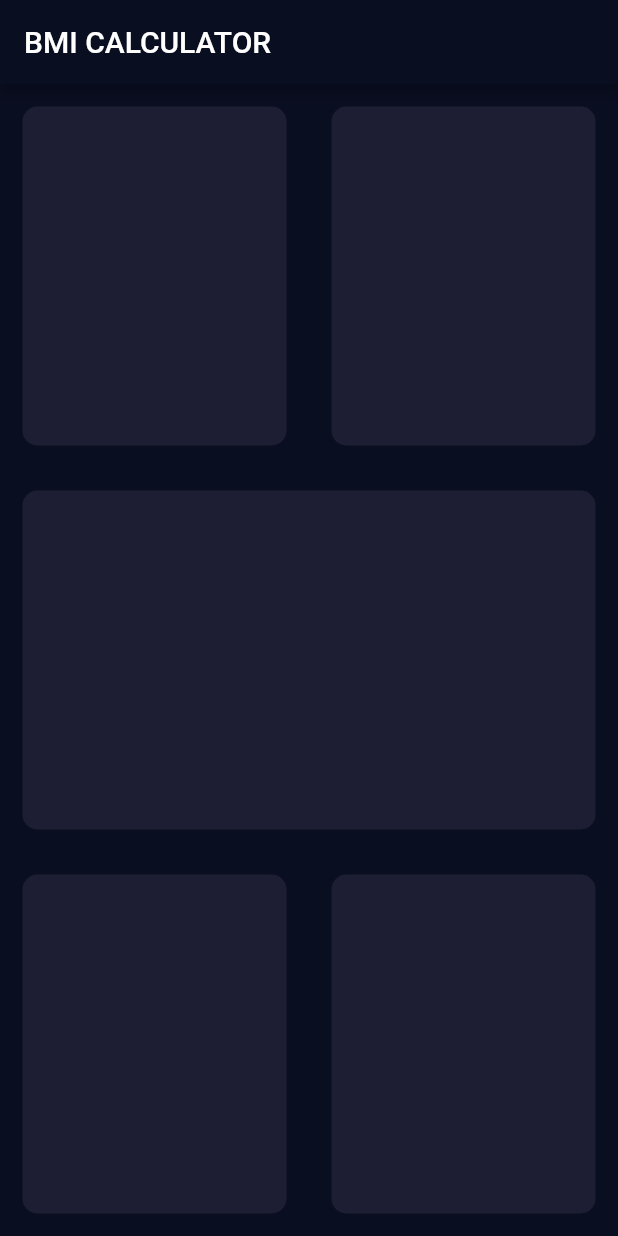
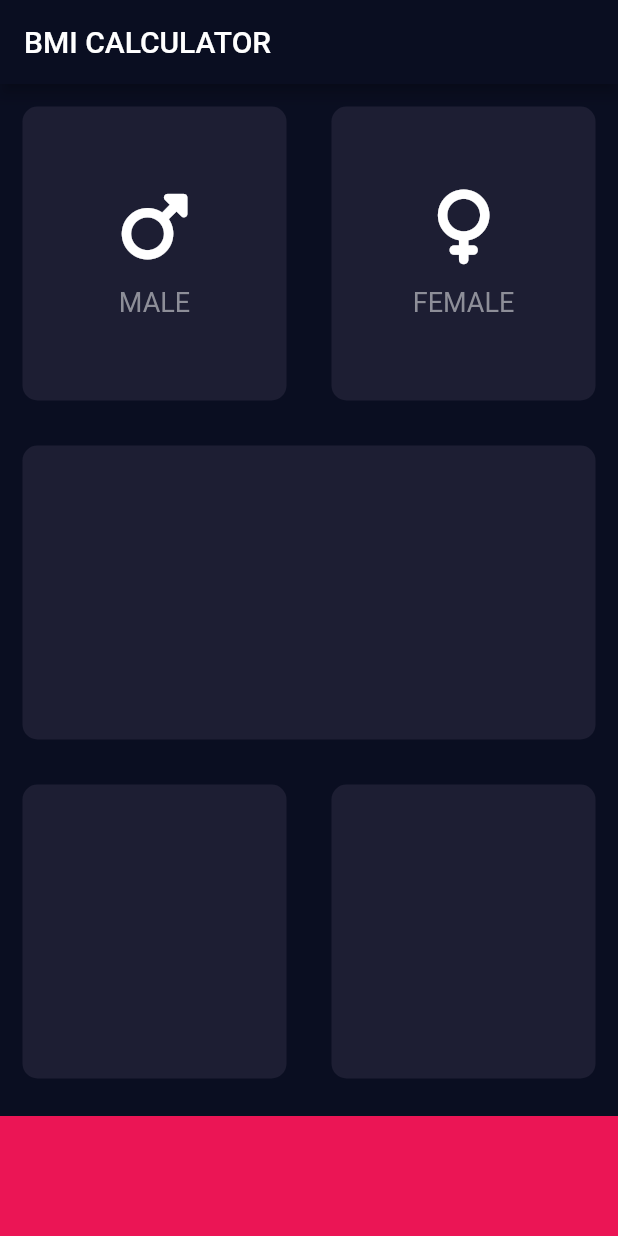
Before and after one commit to Obada-Badee/ud_BMI_Calculator, a Flutter app: the screen it shows after launch, on a phone screen of 412 x 824 dp. Run offline on Flutter 3.47's test engine with Material 2 defaults, Android fonts, the phone set to English and light mode, and no system bars; our stand-ins replace font_awesome_flutter.

Commit message:
video 5 Done

```diff
--- /dev/null
+++ b/lib/icon_content.dart
@@ -0,0 +1,33 @@
+import 'package:flutter/material.dart';
+
+class reusableCardInfo extends StatelessWidget {
+  final textColor = Color(0xFF8D8E98);
+
+  final IconData cardIcon;
+  final String cardText;
+
+  reusableCardInfo({required this.cardIcon, required this.cardText});
+
+  @override
+  Widget build(BuildContext context) {
+    return Column(
+      mainAxisAlignment: MainAxisAlignment.center,
+      children: [
+        Icon(
+          cardIcon,
+          size: 50.0,
+        ),
+        SizedBox(
+          height: 15.0,
+        ),
+        Text(
+          cardText,
+          style: TextStyle(
+            fontSize: 18.0,
+            color: textColor,
+          ),
+        )
+      ],
+    );
+  }
+}
--- a/lib/input_score.dart
+++ b/lib/input_score.dart
@@ -1,6 +1,12 @@
-// ignore_for_file: must_be_immutable, use_key_in_widget_constructors, prefer_const_constructors, prefer_const_constructors_in_immutables
+import 'package:flutter/material.dart';
+import 'package:font_awesome_flutter/font_awesome_flutter.dart';
 
-import 'package:flutter/material.dart';
+import 'icon_content.dart';
+import 'reusable_card.dart';
+
+const bottomContainerHeight = 80.0;
+const activeCrdColor = Color(0XFF1D1E33);
+const bottomContainerColor = Color(0xFFEB1555);
 
 class InputPage extends StatefulWidget {
   @override
@@ -12,7 +18,7 @@ class _InputPageState extends State<InputPage> {
   Widget build(BuildContext context) {
     return Scaffold(
       appBar: AppBar(
-        title: Text('BMI CALCULATOR'),
+        title: const Text('BMI CALCULATOR'),
       ),
       body: Column(
         children: [
@@ -22,12 +28,20 @@ class _InputPageState extends State<InputPage> {
               children: [
                 Expanded(
                   child: ReusableCard(
-                    colour: Color(0XFF1D1E33),
+                    colour: activeCrdColor,
+                    cardChild: reusableCardInfo(
+                      cardIcon: FontAwesomeIcons.mars,
+                      cardText: 'MALE',
+                    ),
                   ),
                 ),
                 Expanded(
                   child: ReusableCard(
-                    colour: Color(0XFF1D1E33),
+                    cardChild: reusableCardInfo(
+                      cardIcon: FontAwesomeIcons.venus,
+                      cardText: 'FEMALE',
+                    ),
+                    colour: activeCrdColor,
                   ),
                 )
               ],
@@ -35,7 +49,8 @@ class _InputPageState extends State<InputPage> {
           ),
           Expanded(
             child: ReusableCard(
-              colour: Color(0XFF1D1E33),
+              cardChild: Container(),
+              colour: activeCrdColor,
             ),
           ),
           Expanded(
@@ -43,37 +58,32 @@ class _InputPageState extends State<InputPage> {
               children: [
                 Expanded(
                   child: ReusableCard(
-                    colour: Color(0XFF1D1E33),
+                    cardChild: Container(),
+                    colour: activeCrdColor,
                   ),
                 ),
                 Expanded(
                   child: ReusableCard(
-                    colour: Color(0XFF1D1E33),
+                    cardChild: Container(),
+                    colour: activeCrdColor,
                   ),
                 )
               ],
             ),
-          )
+          ),
+          Container(
+            color: bottomContainerColor,
+            width: double.infinity,
+            height: bottomContainerHeight,
+            margin: const EdgeInsets.only(top: 10.0),
+          ),
         ],
       ),
     );
   }
 }
 
-class ReusableCard extends StatelessWidget {
-  ReusableCard({required this.colour});
 
-  final Color colour;
 
-  @override
-  Widget build(BuildContext context) {
-    return Container(
-      margin: EdgeInsets.all(15.0),
-      decoration: BoxDecoration(
-        color: colour,
-        borderRadius: BorderRadius.circular(10.0),
-      ),
-    );
-  }
-}
+
 //Color(0XFF1D1E33)
--- /dev/null
+++ b/lib/reusable_card.dart
@@ -0,0 +1,23 @@
+import 'package:flutter/material.dart';
+
+class ReusableCard extends StatelessWidget {
+  final Color colour;
+  final Widget cardChild;
+
+  ReusableCard({
+    required this.colour,
+    required this.cardChild,
+  });
+
+  @override
+  Widget build(BuildContext context) {
+    return Container(
+      child: cardChild,
+      margin: const EdgeInsets.all(15.0),
+      decoration: BoxDecoration(
+        color: colour,
+        borderRadius: BorderRadius.circular(10.0),
+      ),
+    );
+  }
+}
--- a/pubspec.yaml
+++ b/pubspec.yaml
@@ -34,7 +34,7 @@ dependencies:
   # The following adds the Cupertino Icons font to your application.
   # Use with the CupertinoIcons class for iOS style icons.
   cupertino_icons: ^1.0.2
-
+  font_awesome_flutter: ^10.4.0
 dev_dependencies:
   flutter_test:
     sdk: flutter
```
Also changed, not shown: pubspec.lock.
